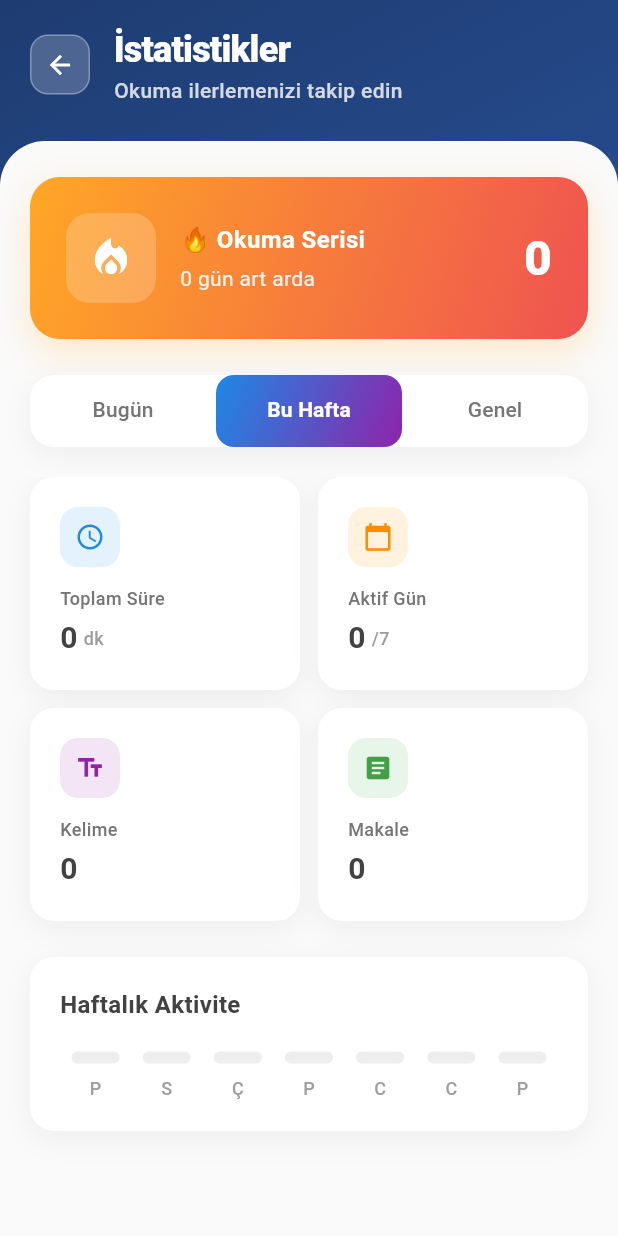
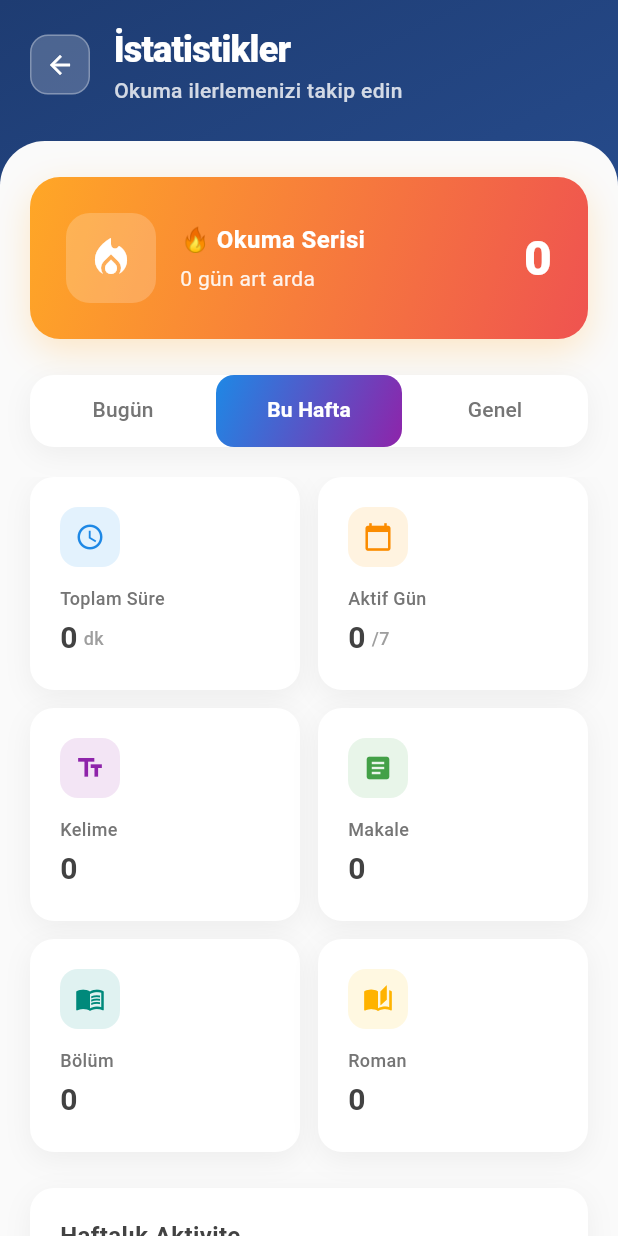
Before and after one commit to firatkaradev/neurotext-app, a Flutter app: the StatsPage screen opened directly, tab 2 chosen, on a phone screen of 412 x 824 dp. Run offline on Flutter 3.47's test engine with Material 3 defaults, Android fonts, the phone set to English and light mode, and no system bars; our stand-ins replace file_picker, hive, hive_flutter; missing offline and left inert: syncfusion_flutter_pdf; accounts and stored records are empty; generated files the repository leaves out were written again.

Commit message:
yeni özellikler yerelleştirildi

```diff
--- a/neurotext_app/lib/l10n/app_tr.arb
+++ b/neurotext_app/lib/l10n/app_tr.arb
@@ -67,5 +67,39 @@
   "addTextToRead": "Okumak istediğiniz metni ekleyin",
   "articleSaved": "Makale kaydedildi: {title}",
   "articleCouldNotBeSaved": "Makale kaydedilemedi: {error}",
-  "noTextToSave": "Kaydedilecek metin bulunamadı"
+  "noTextToSave": "Kaydedilecek metin bulunamadı",
+  "novels": "Romanlar",
+  "chapters": "Bölümler",
+  "chapter": "Bölüm",
+  "novel": "Roman",
+  "noNovelsTitle": "Henüz Roman Yok",
+  "noNovelsSubtitle": "PDF dosyalarını içe aktararak roman okumaya başlayın",
+  "importPdf": "PDF İçe Aktar",
+  "importing": "İçe Aktarılıyor...",
+  "novelImportedSuccessfully": "Roman başarıyla içe aktarıldı: {title}",
+  "pdfImportFailed": "PDF içe aktarılamadı: {error}",
+  "deleteNovel": "Romanı Sil",
+  "deleteNovelMessage": "\"{title}\" romanını silmek istediğinizden emin misiniz? Bu işlem geri alınamaz.",
+  "novelDeleted": "Roman silindi",
+  "novelCouldNotBeDeleted": "Roman silinemedi: {error}",
+  "novelsCouldNotBeLoaded": "Romanlar yüklenemedi: {error}",
+  "searchNovels": "Roman ara...",
+  "noSearchResults": "Arama sonucu bulunamadı",
+  "chapterCount": "{count} bölüm",
+  "totalReadingTime": "{time}",
+  "progress": "İlerleme",
+  "completed": "{completed}% tamamlandı",
+  "continueReading": "Devam Et",
+  "read": "Okundu",
+  "chaptersRead": "{read} / {total} bölüm",
+  "chapterMarkedAsRead": "Bölüm okundu olarak işaretlendi",
+  "statusCouldNotBeUpdated": "Durum güncellenemedi: {error}",
+  "readingTime": "{time} okuma",
+  "words": "{count} kelime",
+  "chaptersReadStats": "Bölüm",
+  "novelsCompletedStats": "Roman",
+  "totalChapters": "Toplam Bölüm",
+  "totalNovels": "Toplam Roman",
+  "completedNovel": "Tamamlanan Roman",
+  "completedNovels": "roman"
 }
--- a/neurotext_app/lib/models/reading_stats.dart
+++ b/neurotext_app/lib/models/reading_stats.dart
@@ -22,6 +22,12 @@ class ReadingStats extends HiveObject {
   @HiveField(5)
   DateTime sessionEnd;
 
+  @HiveField(6)
+  int chaptersRead;
+
+  @HiveField(7)
+  int novelsCompleted;
+
   ReadingStats({
     required this.date,
     required this.readingTimeMinutes,
@@ -29,6 +35,8 @@ class ReadingStats extends HiveObject {
     required this.articlesRead,
     required this.sessionStart,
     required this.sessionEnd,
+    this.chaptersRead = 0,
+    this.novelsCompleted = 0,
   });
 
   // Helper methods
--- a/neurotext_app/lib/pages/novel_chapters_page.dart
+++ b/neurotext_app/lib/pages/novel_chapters_page.dart
@@ -1,4 +1,5 @@
 import 'package:flutter/material.dart';
+import 'package:flutter_gen/gen_l10n/app_localizations.dart';
 import '../models/novel.dart';
 import '../services/novel_service.dart';
 import '../main.dart';
@@ -170,7 +171,7 @@ class _NovelChaptersPageState extends State<NovelChaptersPage> {
                                 borderRadius: BorderRadius.circular(8),
                               ),
                               child: Text(
-                                'Devam Et',
+                                AppLocalizations.of(context)!.continueReading,
                                 style: TextStyle(
                                   color: Colors.white,
                                   fontSize: 12,
--- a/neurotext_app/lib/pages/stats_page.dart
+++ b/neurotext_app/lib/pages/stats_page.dart
@@ -253,6 +253,8 @@ class _StatsPageState extends State<StatsPage> with TickerProviderStateMixin {
     final todayMinutes = _todayStats?.readingTimeMinutes ?? 0;
     final todayWords = _todayStats?.wordsRead ?? 0;
     final todayArticles = _todayStats?.articlesRead ?? 0;
+    final todayChapters = _todayStats?.chaptersRead ?? 0;
+    final todayNovels = _todayStats?.novelsCompleted ?? 0;
 
     return SingleChildScrollView(
       padding: EdgeInsets.symmetric(horizontal: 20),
@@ -282,14 +284,40 @@ class _StatsPageState extends State<StatsPage> with TickerProviderStateMixin {
             ],
           ),
           SizedBox(height: 12),
-          _buildStatCard(
-            title: 'Okunan Makale',
-            value: todayArticles.toString(),
-            suffix: 'makale',
-            icon: Icons.article,
-            color: Colors.green,
-            isWide: true,
+          Row(
+            children: [
+              Expanded(
+                child: _buildStatCard(
+                  title: 'Makale',
+                  value: todayArticles.toString(),
+                  suffix: '',
+                  icon: Icons.article,
+                  color: Colors.green,
+                ),
+              ),
+              SizedBox(width: 12),
+              Expanded(
+                child: _buildStatCard(
+                  title: 'Bölüm',
+                  value: todayChapters.toString(),
+                  suffix: '',
+                  icon: Icons.menu_book,
+                  color: Colors.teal,
+                ),
+              ),
+            ],
           ),
+          if (todayNovels > 0) ...[
+            SizedBox(height: 12),
+            _buildStatCard(
+              title: 'Tamamlanan Roman',
+              value: todayNovels.toString(),
+              suffix: 'roman',
+              icon: Icons.auto_stories,
+              color: Colors.amber,
+              isWide: true,
+            ),
+          ],
           SizedBox(height: 24),
           _buildProgressCard(),
         ],
@@ -303,6 +331,10 @@ class _StatsPageState extends State<StatsPage> with TickerProviderStateMixin {
     final weekWords = _weekStats.fold(0, (sum, stat) => sum + stat.wordsRead);
     final weekArticles =
         _weekStats.fold(0, (sum, stat) => sum + stat.articlesRead);
+    final weekChapters =
+        _weekStats.fold(0, (sum, stat) => sum + stat.chaptersRead);
+    final weekNovels =
+        _weekStats.fold(0, (sum, stat) => sum + stat.novelsCompleted);
     final activeDays =
         _weekStats.where((stat) => stat.readingTimeMinutes > 0).length;
 
@@ -357,6 +389,30 @@ class _StatsPageState extends State<StatsPage> with TickerProviderStateMixin {
               ),
             ],
           ),
+          SizedBox(height: 12),
+          Row(
+            children: [
+              Expanded(
+                child: _buildStatCard(
+                  title: 'Bölüm',
+                  value: weekChapters.toString(),
+                  suffix: '',
+                  icon: Icons.menu_book,
+                  color: Colors.teal,
+                ),
+              ),
+              SizedBox(width: 12),
+              Expanded(
+                child: _buildStatCard(
+                  title: 'Roman',
+                  value: weekNovels.toString(),
+                  suffix: '',
+                  icon: Icons.auto_stories,
+                  color: Colors.amber,
+                ),
+              ),
+            ],
+          ),
           SizedBox(height: 24),
           _buildWeekChart(),
         ],
@@ -368,6 +424,8 @@ class _StatsPageState extends State<StatsPage> with TickerProviderStateMixin {
     final totalMinutes = _totalStats['totalMinutes'] ?? 0;
     final totalWords = _totalStats['totalWords'] ?? 0;
     final totalArticles = _totalStats['totalArticles'] ?? 0;
+    final totalChapters = _totalStats['totalChapters'] ?? 0;
+    final totalNovels = _totalStats['totalNovels'] ?? 0;
     final totalDays = _totalStats['totalDays'] ?? 0;
 
     return SingleChildScrollView(
@@ -417,6 +475,30 @@ class _StatsPageState extends State<StatsPage> with TickerProviderStateMixin {
                   suffix: '',
                   icon: Icons.article,
                   color: Colors.green,
+                ),
+              ),
+            ],
+          ),
+          SizedBox(height: 12),
+          Row(
+            children: [
+              Expanded(
+                child: _buildStatCard(
+                  title: 'Toplam Bölüm',
+                  value: totalChapters.toString(),
+                  suffix: '',
+                  icon: Icons.menu_book,
+                  color: Colors.teal,
+                ),
+              ),
+              SizedBox(width: 12),
+              Expanded(
+                child: _buildStatCard(
+                  title: 'Toplam Roman',
+                  value: totalNovels.toString(),
+                  suffix: '',
+                  icon: Icons.auto_stories,
+                  color: Colors.amber,
                 ),
               ),
             ],
--- a/neurotext_app/lib/services/stats_service.dart
+++ b/neurotext_app/lib/services/stats_service.dart
@@ -24,7 +24,9 @@ class StatsService {
   static Future<void> addReadingSession({
     required int readingTimeMinutes,
     required int wordsRead,
-    required int articlesRead,
+    int articlesRead = 0,
+    int chaptersRead = 0,
+    int novelsCompleted = 0,
   }) async {
     try {
       final today = ReadingStats.todayKey();
@@ -35,6 +37,8 @@ class StatsService {
         existingStats.readingTimeMinutes += readingTimeMinutes;
         existingStats.wordsRead += wordsRead;
         existingStats.articlesRead += articlesRead;
+        existingStats.chaptersRead += chaptersRead;
+        existingStats.novelsCompleted += novelsCompleted;
         existingStats.sessionEnd = DateTime.now();
         await existingStats.save();
       } else {
@@ -44,6 +48,8 @@ class StatsService {
           readingTimeMinutes: readingTimeMinutes,
           wordsRead: wordsRead,
           articlesRead: articlesRead,
+          chaptersRead: chaptersRead,
+          novelsCompleted: novelsCompleted,
           sessionStart: DateTime.now(),
           sessionEnd: DateTime.now(),
         );
@@ -52,6 +58,27 @@ class StatsService {
     } catch (e) {
       print('Error adding reading session: $e');
     }
+  }
+
+  // Add chapter reading session
+  static Future<void> addChapterReading({
+    required int readingTimeMinutes,
+    required int wordsRead,
+  }) async {
+    await addReadingSession(
+      readingTimeMinutes: readingTimeMinutes,
+      wordsRead: wordsRead,
+      chaptersRead: 1,
+    );
+  }
+
+  // Add novel completion
+  static Future<void> addNovelCompletion() async {
+    await addReadingSession(
+      readingTimeMinutes: 0,
+      wordsRead: 0,
+      novelsCompleted: 1,
+    );
   }
 
   // Get today's stats
@@ -138,12 +165,16 @@ class StatsService {
       int totalMinutes = 0;
       int totalWords = 0;
       int totalArticles = 0;
+      int totalChapters = 0;
+      int totalNovels = 0;
       int totalDays = 0;
 
       for (final stats in _box.values) {
         totalMinutes += stats.readingTimeMinutes;
         totalWords += stats.wordsRead;
         totalArticles += stats.articlesRead;
+        totalChapters += stats.chaptersRead;
+        totalNovels += stats.novelsCompleted;
         if (stats.readingTimeMinutes > 0) totalDays++;
       }
 
@@ -151,6 +182,8 @@ class StatsService {
         'totalMinutes': totalMinutes,
         'totalWords': totalWords,
         'totalArticles': totalArticles,
+        'totalChapters': totalChapters,
+        'totalNovels': totalNovels,
         'totalDays': totalDays,
       };
     } catch (e) {
@@ -159,6 +192,8 @@ class StatsService {
         'totalMinutes': 0,
         'totalWords': 0,
         'totalArticles': 0,
+        'totalChapters': 0,
+        'totalNovels': 0,
         'totalDays': 0,
       };
     }
```
Also changed, not shown: neurotext_app/lib/l10n/app_de.arb (+35 -1 lines), neurotext_app/lib/l10n/app_en.arb (+122 -1 lines), neurotext_app/lib/l10n/app_fr.arb (+35 -1 lines), neurotext_app/lib/services/novel_service.dart (+20 -1 lines), neurotext_app/lib/models/reading_stats.g.dart.
